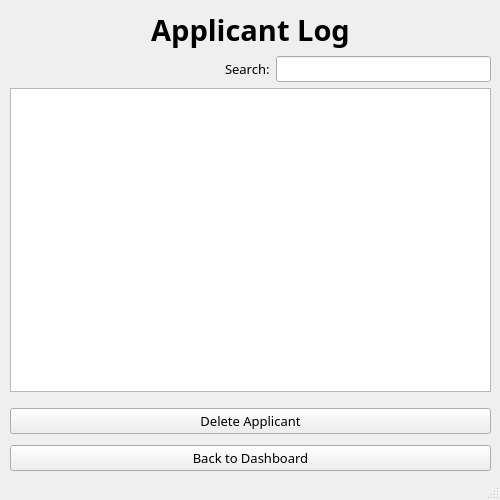
Above: ui/managerApplicantLog.ui from nikeyys/comsci-ia before the change. Below: the same form after it.
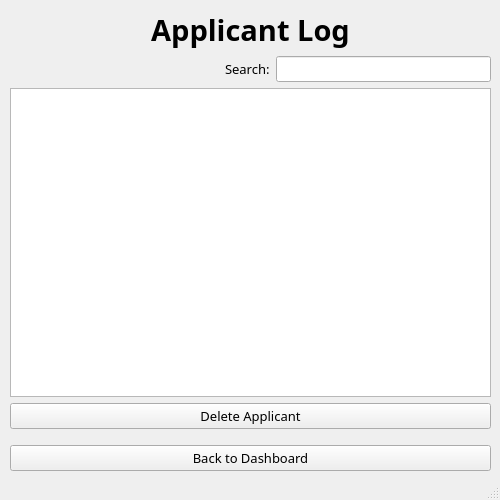
That is the form after the change.

```diff
--- a/ui/managerApplicantLog.ui
+++ b/ui/managerApplicantLog.ui
@@ -84,22 +84,6 @@
        </property>
       </widget>
      </item>
-     <item>
-      <spacer name="vSpacer_1">
-       <property name="orientation">
-        <enum>Qt::Vertical</enum>
-       </property>
-       <property name="sizeType">
-        <enum>QSizePolicy::Minimum</enum>
-       </property>
-       <property name="sizeHint" stdset="0">
-        <size>
-         <width>20</width>
-         <height>10</height>
-        </size>
-       </property>
-      </spacer>
-     </item>
      <item>
       <widget class="QPushButton" name="btn_delApplicant">
        <property name="text">
@@ -118,7 +102,7 @@
        <property name="sizeHint" stdset="0">
         <size>
          <width>20</width>
-         <height>5</height>
+         <height>10</height>
         </size>
        </property>
       </spacer>
```
